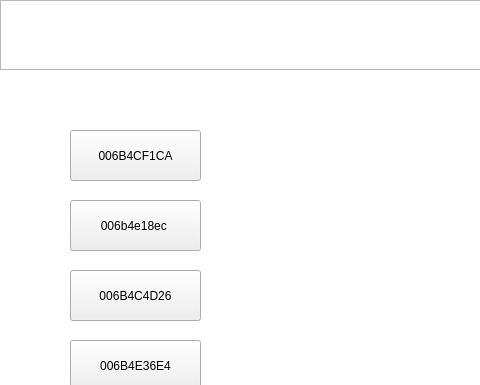
This is SmartCabinet/Device/devicesimulate.ui in birdman1992/SmartCabinet as Qt 5 draws it before an edit; both pictures show x 0 to 480 and y 0 to 385 of the 640 by 480 pixel window. The edited form follows.
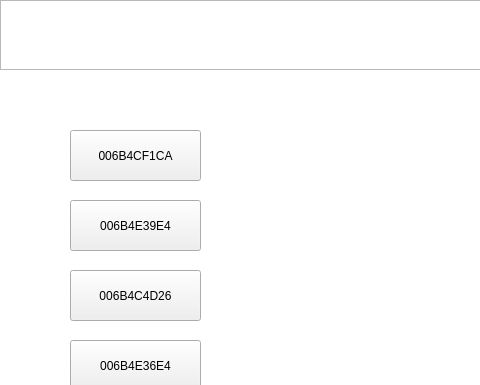
This is the edited form. The open tabs and pages were chosen to show the change.

```diff
--- a/SmartCabinet/Device/devicesimulate.ui
+++ b/SmartCabinet/Device/devicesimulate.ui
@@ -88,7 +88,7 @@
         <enum>Qt::NoFocus</enum>
        </property>
        <property name="text">
-        <string>006b4e18ec </string>
+        <string>006B4E39E4</string>
        </property>
       </widget>
       <widget class="QPushButton" name="pushButton_3">
```
Left out of the diff: 2 changed lines with no effect on the pictures.
